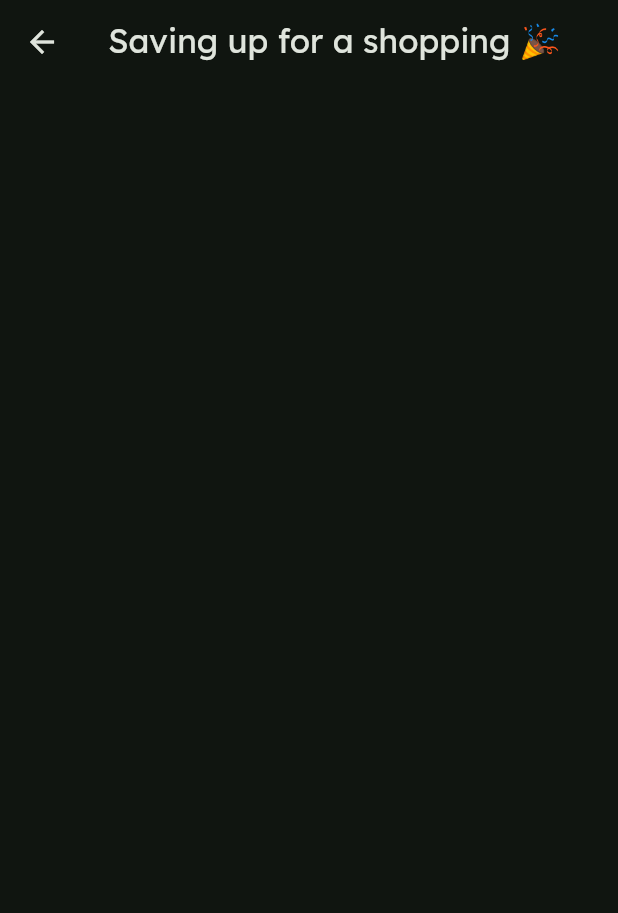
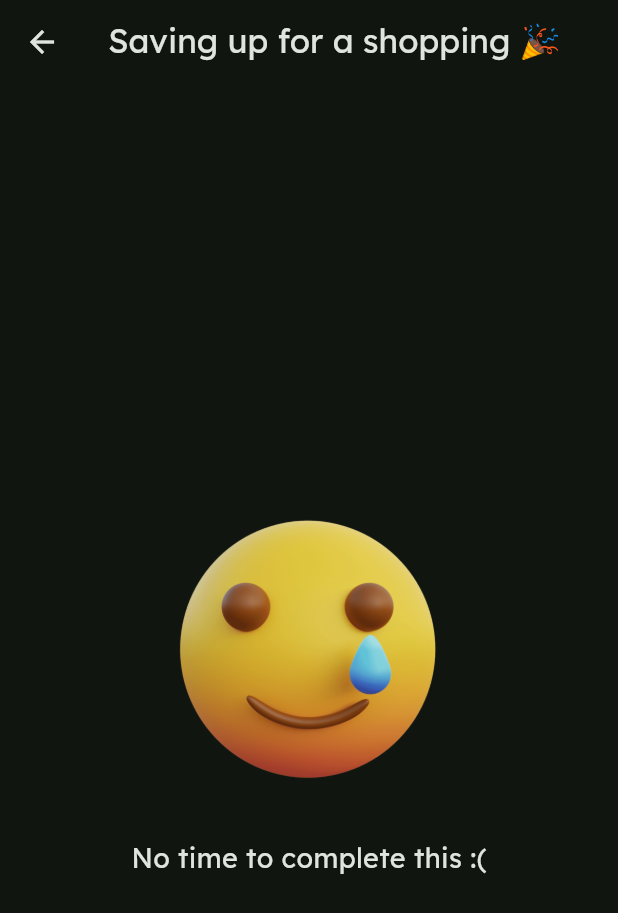
Before and after one commit to urmilshroff/fello_hackathon, a Flutter app: the screen it shows after launch, after a tap on "Start Saving!", on a phone screen of 412 x 824 dp. Shown: the top 913 px of the screen. Run offline on Flutter 3.47's test engine with Material 3 defaults, Android fonts, the phone set to English and light mode, and no system bars; our stand-ins replace animated_text_kit, audioplayers, flutter_hooks, hooks_riverpod, liquid_swipe, shimmer and 1 more; missing offline and left inert: circular_reveal_animation.

Commit message:
feat: no time :(

```diff
--- a/lib/pages/money_page.dart
+++ b/lib/pages/money_page.dart
@@ -1,6 +1,7 @@
 import 'package:development/providers/selection_provider.dart';
 import 'package:flutter/material.dart';
 import 'package:hooks_riverpod/hooks_riverpod.dart';
+import 'package:sizer/sizer.dart';
 
 class MoneyPage extends HookConsumerWidget {
   const MoneyPage({super.key});
@@ -12,6 +13,27 @@ class MoneyPage extends HookConsumerWidget {
       appBar: AppBar(
         title: Text('Saving up for a ${selection?.choice.name} 🎉'),
       ),
+      body: Row(
+        mainAxisAlignment: MainAxisAlignment.center,
+        crossAxisAlignment: CrossAxisAlignment.center,
+        children: [
+          Column(
+            mainAxisAlignment: MainAxisAlignment.center,
+            crossAxisAlignment: CrossAxisAlignment.center,
+            children: [
+              SizedBox(
+                  height: 32.h,
+                  child: Image.asset('assets/images/sad.png')),
+              const Text(
+                'No time to complete this :(',
+                style: TextStyle(
+                  fontSize: 18.0,
+                ),
+              ),
+            ],
+          ),
+        ],
+      ),
     );
   }
 }
```
Also changed, not shown: assets/images/sad.png (added).
